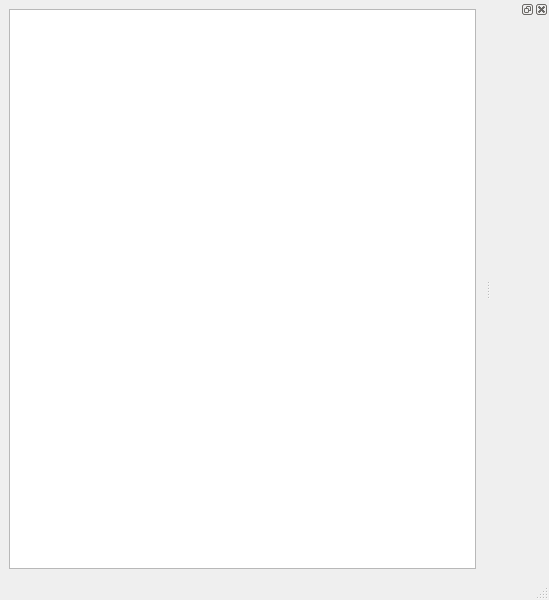
First picture: the form in ui/VoltageControl.ui, repository MonroeQuantumNetworks/IonControl, before the edit.
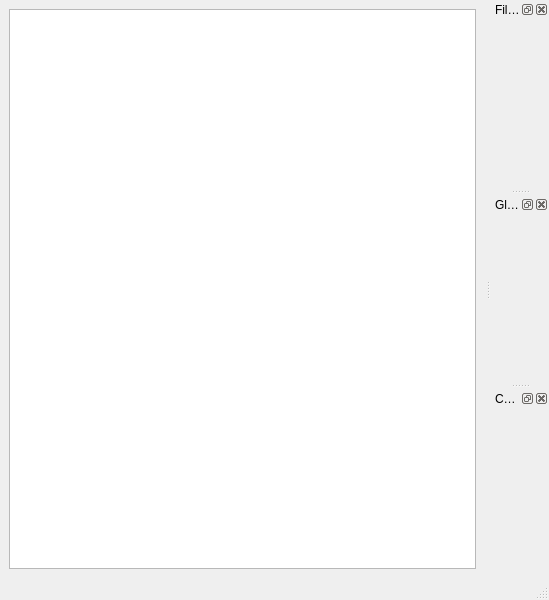
Second picture: the form after the edit.

Commit message: Skeleton of Voltage Adjust Gui

Patch:
```diff
--- a/ui/VoltageControl.ui
+++ b/ui/VoltageControl.ui
@@ -31,12 +31,33 @@
    </property>
   </widget>
   <widget class="QStatusBar" name="statusbar"/>
-  <widget class="QDockWidget" name="dockWidget">
+  <widget class="QDockWidget" name="voltageFilesDock">
+   <property name="windowTitle">
+    <string>Files</string>
+   </property>
    <attribute name="dockWidgetArea">
     <number>2</number>
    </attribute>
    <widget class="QWidget" name="dockWidgetContents"/>
   </widget>
+  <widget class="QDockWidget" name="globalAdjustDock">
+   <property name="windowTitle">
+    <string>Global Adjust</string>
+   </property>
+   <attribute name="dockWidgetArea">
+    <number>2</number>
+   </attribute>
+   <widget class="QWidget" name="dockWidgetContents_2"/>
+  </widget>
+  <widget class="QDockWidget" name="adjustDock">
+   <property name="windowTitle">
+    <string>Control</string>
+   </property>
+   <attribute name="dockWidgetArea">
+    <number>2</number>
+   </attribute>
+   <widget class="QWidget" name="dockWidgetContents_3"/>
+  </widget>
  </widget>
  <resources/>
  <connections/>
```
The commit also changes 15 other files.
